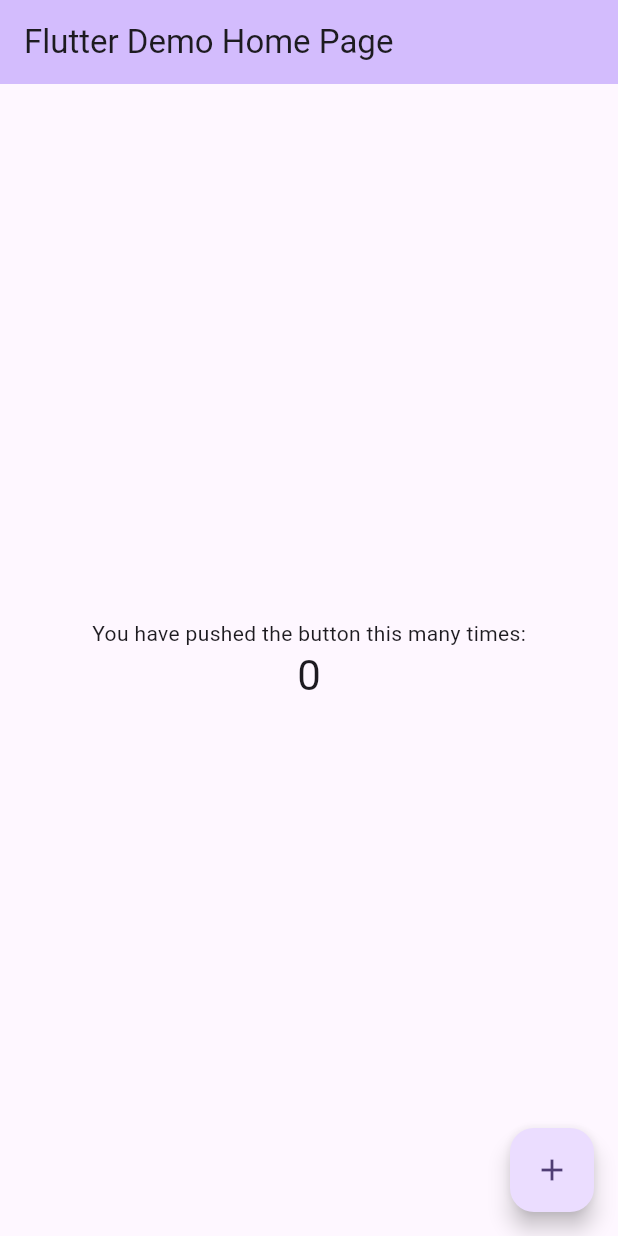
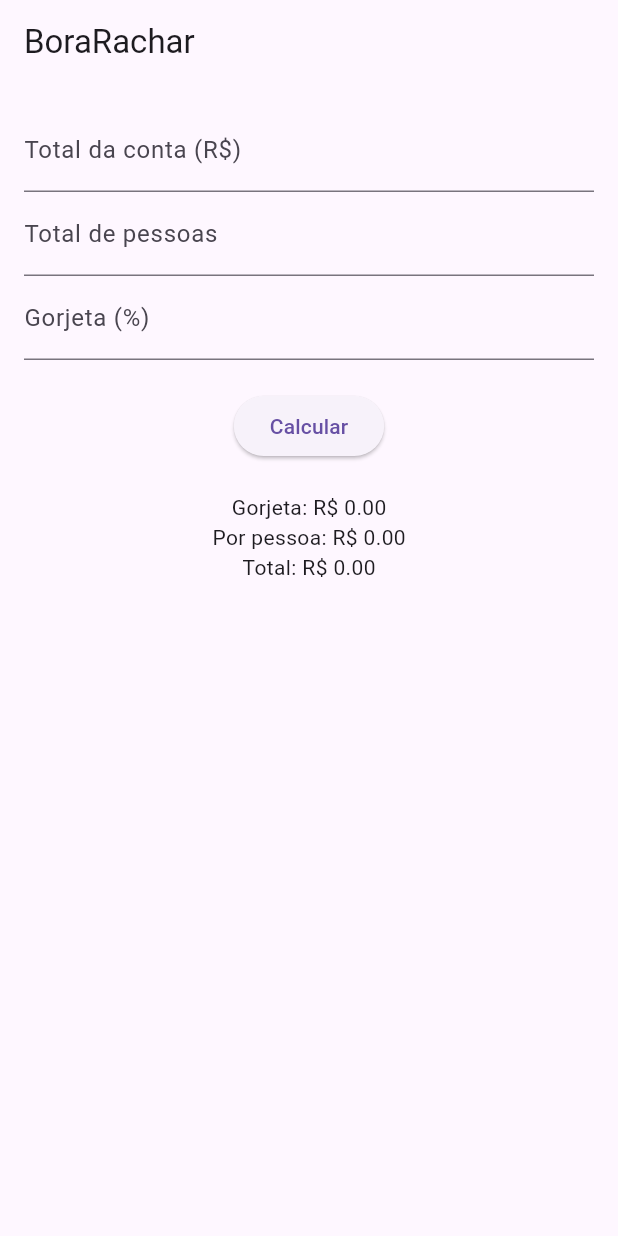
Before and after one commit to JulyaMoreyra/BoraRachar, a Flutter app: the screen it shows after launch, on a phone screen of 412 x 824 dp. Run offline on Flutter 3.47's test engine with Material 3 defaults, Android fonts, the phone set to English and light mode, and no system bars.

Commit message:
dev: main with required functionalities

```diff
--- a/borarachar/lib/main.dart
+++ b/borarachar/lib/main.dart
@@ -1,122 +1,53 @@
 import 'package:flutter/material.dart';
 
-void main() {
-  runApp(const MyApp());
+void main() => runApp(MaterialApp(home: MainPage()));
+
+class MainPage extends StatefulWidget {
+  const MainPage({super.key});
+
+  @override
+  // ignore: library_private_types_in_public_api
+  _MainPageState createState() => _MainPageState();
 }
 
-class MyApp extends StatelessWidget {
-  const MyApp({super.key});
+class _MainPageState extends State<MainPage> {
+  final _totalContaController = TextEditingController();
+  final _totalPessoasController = TextEditingController();
+  final _gorjetaController = TextEditingController();
+  double gorjeta = 0, totalPorPessoa = 0, totalContaFinal = 0;
 
-  // This widget is the root of your application.
-  @override
-  Widget build(BuildContext context) {
-    return MaterialApp(
-      title: 'Flutter Demo',
-      theme: ThemeData(
-        // This is the theme of your application.
-        //
-        // TRY THIS: Try running your application with "flutter run". You'll see
-        // the application has a purple toolbar. Then, without quitting the app,
-        // try changing the seedColor in the colorScheme below to Colors.green
-        // and then invoke "hot reload" (save your changes or press the "hot
-        // reload" button in a Flutter-supported IDE, or press "r" if you used
-        // the command line to start the app).
-        //
-        // Notice that the counter didn't reset back to zero; the application
-        // state is not lost during the reload. To reset the state, use hot
-        // restart instead.
-        //
-        // This works for code too, not just values: Most code changes can be
-        // tested with just a hot reload.
-        colorScheme: ColorScheme.fromSeed(seedColor: Colors.deepPurple),
-      ),
-      home: const MyHomePage(title: 'Flutter Demo Home Page'),
-    );
-  }
-}
+  void calcular() {
+    double conta = double.tryParse(_totalContaController.text) ?? 0;
+    int pessoas = int.tryParse(_totalPessoasController.text) ?? 1;
+    double percGorjeta = double.tryParse(_gorjetaController.text) ?? 0;
 
-class MyHomePage extends StatefulWidget {
-  const MyHomePage({super.key, required this.title});
-
-  // This widget is the home page of your application. It is stateful, meaning
-  // that it has a State object (defined below) that contains fields that affect
-  // how it looks.
-
-  // This class is the configuration for the state. It holds the values (in this
-  // case the title) provided by the parent (in this case the App widget) and
-  // used by the build method of the State. Fields in a Widget subclass are
-  // always marked "final".
-
-  final String title;
-
-  @override
-  State<MyHomePage> createState() => _MyHomePageState();
-}
-
-class _MyHomePageState extends State<MyHomePage> {
-  int _counter = 0;
-
-  void _incrementCounter() {
     setState(() {
-      // This call to setState tells the Flutter framework that something has
-      // changed in this State, which causes it to rerun the build method below
-      // so that the display can reflect the updated values. If we changed
-      // _counter without calling setState(), then the build method would not be
-      // called again, and so nothing would appear to happen.
-      _counter++;
+      gorjeta = conta * (percGorjeta / 100);
+      totalContaFinal = conta + gorjeta;
+      totalPorPessoa = totalContaFinal / pessoas;
     });
   }
 
   @override
   Widget build(BuildContext context) {
-    // This method is rerun every time setState is called, for instance as done
-    // by the _incrementCounter method above.
-    //
-    // The Flutter framework has been optimized to make rerunning build methods
-    // fast, so that you can just rebuild anything that needs updating rather
-    // than having to individually change instances of widgets.
     return Scaffold(
-      appBar: AppBar(
-        // TRY THIS: Try changing the color here to a specific color (to
-        // Colors.amber, perhaps?) and trigger a hot reload to see the AppBar
-        // change color while the other colors stay the same.
-        backgroundColor: Theme.of(context).colorScheme.inversePrimary,
-        // Here we take the value from the MyHomePage object that was created by
-        // the App.build method, and use it to set our appbar title.
-        title: Text(widget.title),
-      ),
-      body: Center(
-        // Center is a layout widget. It takes a single child and positions it
-        // in the middle of the parent.
+      appBar: AppBar(title: Text('BoraRachar')),
+      body: Padding(
+        padding: EdgeInsets.all(16),
         child: Column(
-          // Column is also a layout widget. It takes a list of children and
-          // arranges them vertically. By default, it sizes itself to fit its
-          // children horizontally, and tries to be as tall as its parent.
-          //
-          // Column has various properties to control how it sizes itself and
-          // how it positions its children. Here we use mainAxisAlignment to
-          // center the children vertically; the main axis here is the vertical
-          // axis because Columns are vertical (the cross axis would be
-          // horizontal).
-          //
-          // TRY THIS: Invoke "debug painting" (choose the "Toggle Debug Paint"
-          // action in the IDE, or press "p" in the console), to see the
-          // wireframe for each widget.
-          mainAxisAlignment: MainAxisAlignment.center,
-          children: <Widget>[
-            const Text('You have pushed the button this many times:'),
-            Text(
-              '$_counter',
-              style: Theme.of(context).textTheme.headlineMedium,
-            ),
+          children: [
+            TextField(controller: _totalContaController, decoration: InputDecoration(labelText: 'Total da conta (R\$)')),
+            TextField(controller: _totalPessoasController, decoration: InputDecoration(labelText: 'Total de pessoas')),
+            TextField(controller: _gorjetaController, decoration: InputDecoration(labelText: 'Gorjeta (%)')),
+            SizedBox(height: 20),
+            ElevatedButton(onPressed: calcular, child: Text('Calcular')),
+            SizedBox(height: 20),
+            Text('Gorjeta: R\$ ${gorjeta.toStringAsFixed(2)}'),
+            Text('Por pessoa: R\$ ${totalPorPessoa.toStringAsFixed(2)}'),
+            Text('Total: R\$ ${totalContaFinal.toStringAsFixed(2)}'),
           ],
         ),
       ),
-      floatingActionButton: FloatingActionButton(
-        onPressed: _incrementCounter,
-        tooltip: 'Increment',
-        child: const Icon(Icons.add),
-      ), // This trailing comma makes auto-formatting nicer for build methods.
     );
   }
 }
```
